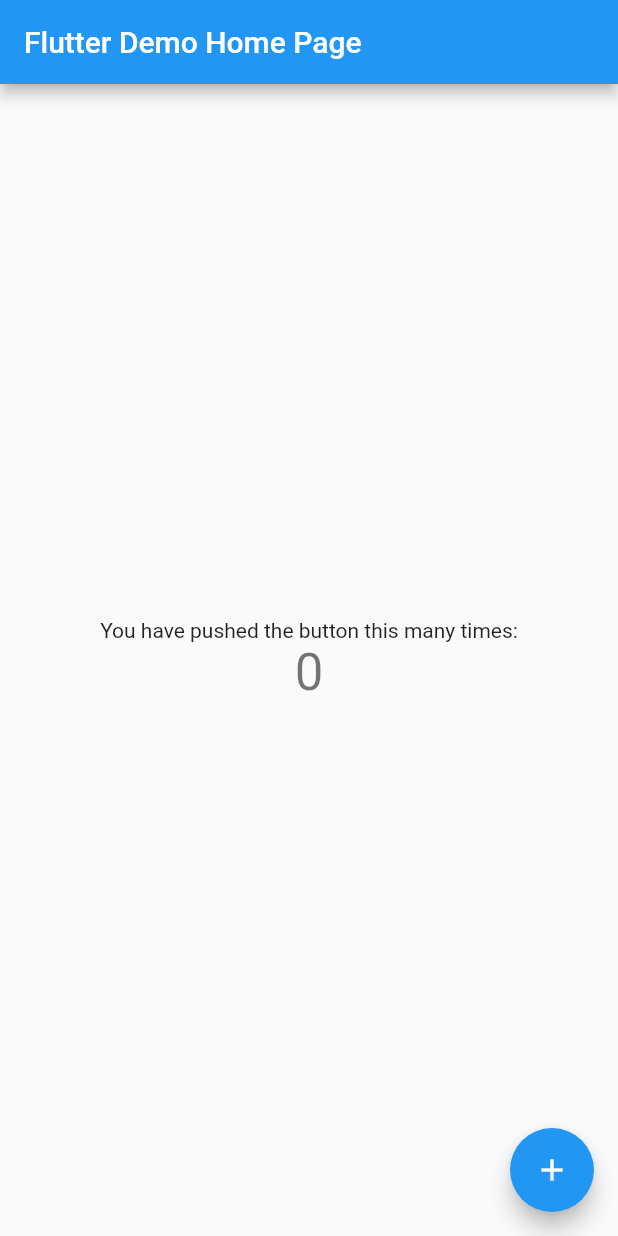
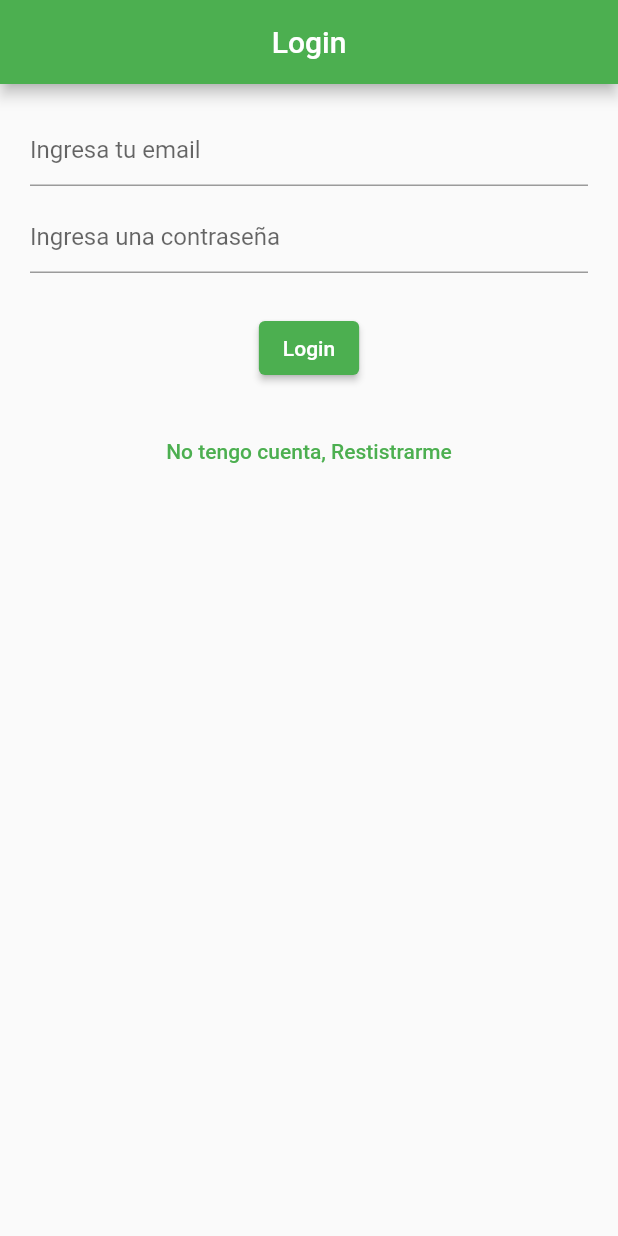
Before and after one commit to jcamilorm902/restaurantes_test_app, a Flutter app: the screen it shows after launch, on a phone screen of 412 x 824 dp. Run offline on Flutter 3.47's test engine with Material 2 defaults, Android fonts, the phone set to English and light mode, and no system bars; our stand-ins replace firebase_auth, firebase_core; accounts and stored records are empty.

Commit message:
login screen ui done

```diff
--- a/lib/main.dart
+++ b/lib/main.dart
@@ -1,4 +1,8 @@
+import 'package:firebase_core/firebase_core.dart';
 import 'package:flutter/material.dart';
+import 'package:provider/provider.dart';
+import 'package:restaurantes_test_app/providers/global_provider.dart';
+import 'package:restaurantes_test_app/ui/screens/auth/auth.dart';
 
 void main() {
   runApp(MyApp());
@@ -8,21 +12,37 @@ class MyApp extends StatelessWidget {
   // This widget is the root of your application.
   @override
   Widget build(BuildContext context) {
-    return MaterialApp(
-      title: 'Flutter Demo',
-      theme: ThemeData(
-        // This is the theme of your application.
-        //
-        // Try running your application with "flutter run". You'll see the
-        // application has a blue toolbar. Then, without quitting the app, try
-        // changing the primarySwatch below to Colors.green and then invoke
-        // "hot reload" (press "r" in the console where you ran "flutter run",
-        // or simply save your changes to "hot reload" in a Flutter IDE).
-        // Notice that the counter didn't reset back to zero; the application
-        // is not restarted.
-        primarySwatch: Colors.blue,
-      ),
-      home: MyHomePage(title: 'Flutter Demo Home Page'),
+    return FutureBuilder(
+      future: Firebase.initializeApp(),
+      builder: (context, snapshot) {
+        // Check for errors
+        if (snapshot.hasError) {
+          // this does not happen in normal conditions, just print the error
+          print(snapshot.error);
+          return Container();
+        }
+
+        // After complete, show the application
+        if (snapshot.connectionState == ConnectionState.done) {
+          return GestureDetector(
+            onTap: () {
+              FocusManager.instance.primaryFocus.unfocus();
+            },
+            child: ChangeNotifierProvider(
+              create: (_) => GlobalProvider(),
+              child: MaterialApp(
+                title: 'Restaurantes Demo',
+                theme: ThemeData(
+                  primarySwatch: Colors.green,
+                ),
+                home: AuthPage(),
+              ),
+            ),
+          );
+        }
+
+        return CircularProgressIndicator();
+      },
     );
   }
 }
--- /dev/null
+++ b/lib/ui/screens/auth/auth.dart
@@ -0,0 +1,140 @@
+import 'package:flutter/material.dart';
+import 'package:flutter/services.dart';
+
+class AuthPage extends StatefulWidget {
+  AuthPage({Key key}) : super(key: key);
+
+  @override
+  _AuthPageState createState() => _AuthPageState();
+}
+
+class _AuthPageState extends State<AuthPage> {
+  final GlobalKey<FormState> _formKey = GlobalKey<FormState>();
+  final TextEditingController _emailController = TextEditingController();
+  final TextEditingController _passController = TextEditingController();
+  final TextEditingController _passConfrimController = TextEditingController();
+
+  // Indicates if it is in login or sign in form, default login
+  bool _isLogin = true;
+  String _pass;
+
+  @override
+  void initState() {
+    super.initState();
+
+    _passController.addListener(() {
+      _pass = _passController.text;
+    });
+  }
+
+  @override
+  Widget build(BuildContext context) {
+    return Scaffold(
+      appBar: AppBar(
+        title: Text(_isLogin ? 'Login' : 'Registro'),
+        centerTitle: true,
+      ),
+      // Build the form
+      body: Container(
+        margin: EdgeInsets.all(20),
+        child: Form(
+          key: _formKey,
+          child: Column(
+            children: [
+              TextFormField(
+                controller: _emailController,
+                decoration: const InputDecoration(
+                  hintText: 'Ingresa tu email',
+                ),
+                validator: (String value) {
+                  if (value == null || value.isEmpty) {
+                    return 'Ingresa in valor';
+                  }
+                  return null;
+                },
+              ),
+              SizedBox(
+                height: 10,
+              ),
+              TextFormField(
+                controller: _passController,
+                decoration: const InputDecoration(
+                  hintText: 'Ingresa una contraseña',
+                ),
+                obscureText: true,
+                enableSuggestions: false,
+                autocorrect: false,
+                validator: (String value) {
+                  if (value == null || value.isEmpty) {
+                    return 'Ingresa un valor';
+                  }
+                  return null;
+                },
+              ),
+              SizedBox(
+                height: 10,
+              ),
+              if (!_isLogin)
+                TextFormField(
+                  controller: _passConfrimController,
+                  decoration: const InputDecoration(
+                    hintText: 'Confirma la contraseña',
+                  ),
+                  obscureText: true,
+                  enableSuggestions: false,
+                  autocorrect: false,
+                  validator: (String value) {
+                    if (value == null || value.isEmpty) {
+                      return 'Ingresa un valor';
+                    }
+                    if (value != _pass) {
+                      return 'Las contraseñas no coinciden';
+                    }
+                    return null;
+                  },
+                ),
+              Padding(
+                padding: const EdgeInsets.symmetric(vertical: 16.0),
+                child: ElevatedButton(
+                  onPressed: _handleSubmit,
+                  child: Text(_isLogin ? 'Login' : 'Registrarse'),
+                ),
+              ),
+              Padding(
+                padding: const EdgeInsets.symmetric(vertical: 5.0),
+                child: TextButton(
+                  onPressed: () {
+                    setState(() {
+                      _isLogin = !_isLogin;
+                    });
+                  },
+                  child: Text(
+                    _isLogin
+                        ? 'No tengo cuenta, Restistrarme'
+                        : 'Ya tengo una cuenta',
+                  ),
+                ),
+              ),
+            ],
+          ),
+        ),
+      ),
+    );
+  }
+
+  @override
+  void dispose() {
+    _emailController.dispose();
+    _passController.dispose();
+    _passConfrimController.dispose();
+    super.dispose();
+  }
+
+  Future<void> _handleSubmit() async {
+    // Validate will return true if the form is valid, or false if
+    // the form is invalid.
+    if (_formKey.currentState.validate()) {
+      // Process data.
+    }
+  }
+}
--- a/pubspec.yaml
+++ b/pubspec.yaml
@@ -28,6 +28,9 @@ dependencies:
   # The following adds the Cupertino Icons font to your application.
   # Use with the CupertinoIcons class for iOS style icons.
   cupertino_icons: ^1.0.2
+  firebase_core: ^1.0.3
+  firebase_auth: ^1.0.3
+  provider: ^5.0.0
 
 dev_dependencies:
   flutter_test:
```
Also changed, not shown: lib/providers/global_provider.dart (added, +67 -0 lines), assets/docs/login-screen.png (added), pubspec.lock, 9 other files.
